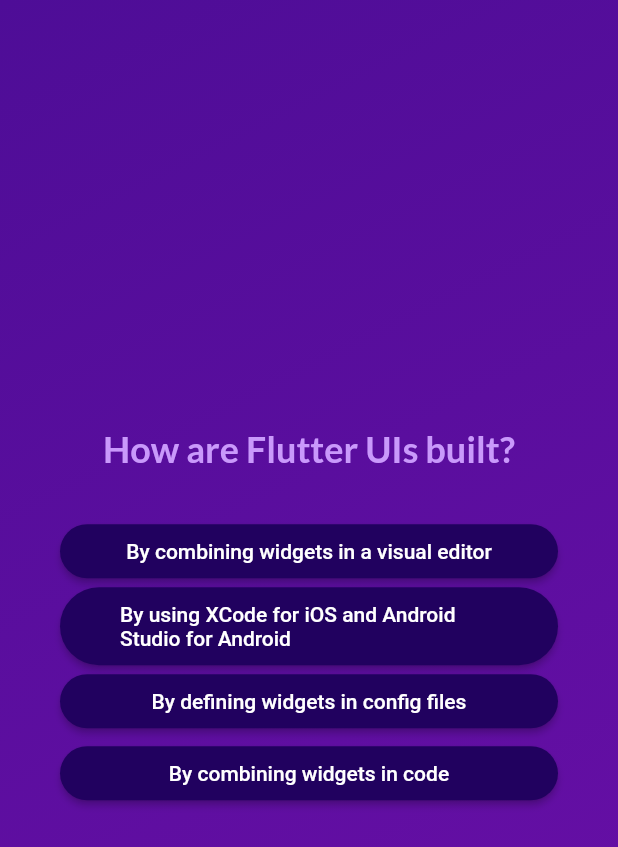
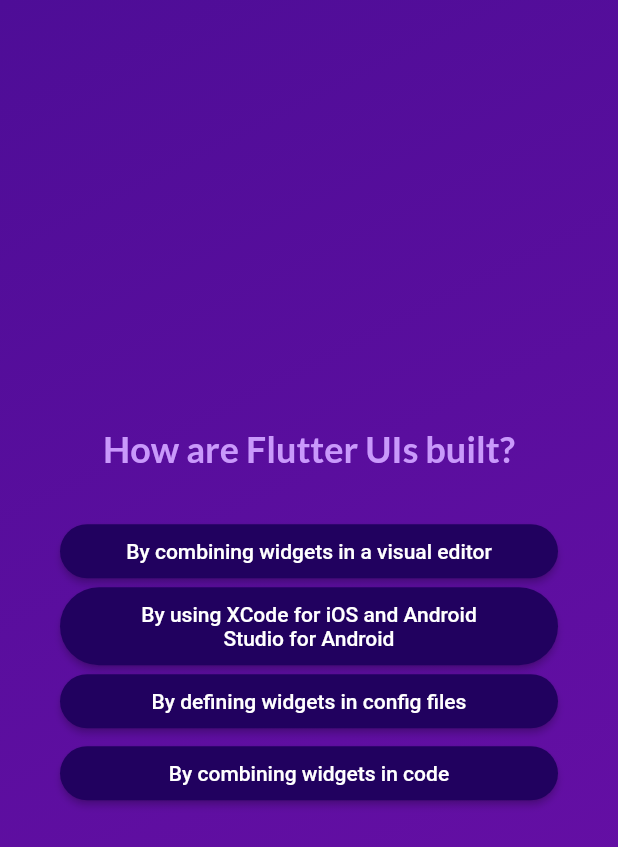
Before and after one commit to elvan/basic_quiz_app_flutter, a Flutter app: the screen it shows after launch, after a tap on "Start Quiz", after a tap on "Components", on a phone screen of 412 x 824 dp. Shown: the top 847 px of the screen. Run offline on Flutter 3.47's test engine with Material 2 defaults, Android fonts, the phone set to English and light mode, and no system bars; our stand-ins replace google_fonts.

```diff
--- a/lib/answer_button.dart
+++ b/lib/answer_button.dart
@@ -25,7 +25,10 @@ class AnswerButton extends StatelessWidget {
           borderRadius: BorderRadius.circular(40),
         ),
       ),
-      child: Text(answerText),
+      child: Text(
+        answerText,
+        textAlign: TextAlign.center,
+      ),
     );
   }
 }
--- a/lib/quiz.dart
+++ b/lib/quiz.dart
@@ -29,7 +29,6 @@ class _QuizState extends State<Quiz> {
 
     if (selectedAnswers.length == questions.length) {
       setState(() {
-        selectedAnswers = [];
         activeScreen = 'results-screen';
       });
     }
--- a/lib/results_screen.dart
+++ b/lib/results_screen.dart
@@ -1,6 +1,7 @@
 import 'package:flutter/material.dart';
 
 import 'data/questions.dart';
+import 'questions_summary.dart';
 
 class ResultsScreen extends StatelessWidget {
   const ResultsScreen({
@@ -40,7 +41,7 @@ class ResultsScreen extends StatelessWidget {
             const SizedBox(
               height: 30,
             ),
-            const Text('List of answers and questions...'),
+            QuestionsSummary(getSummaryData()),
             const SizedBox(
               height: 30,
             ),
```
Also changed, not shown: lib/questions_summary.dart (added, +34 -0 lines).
